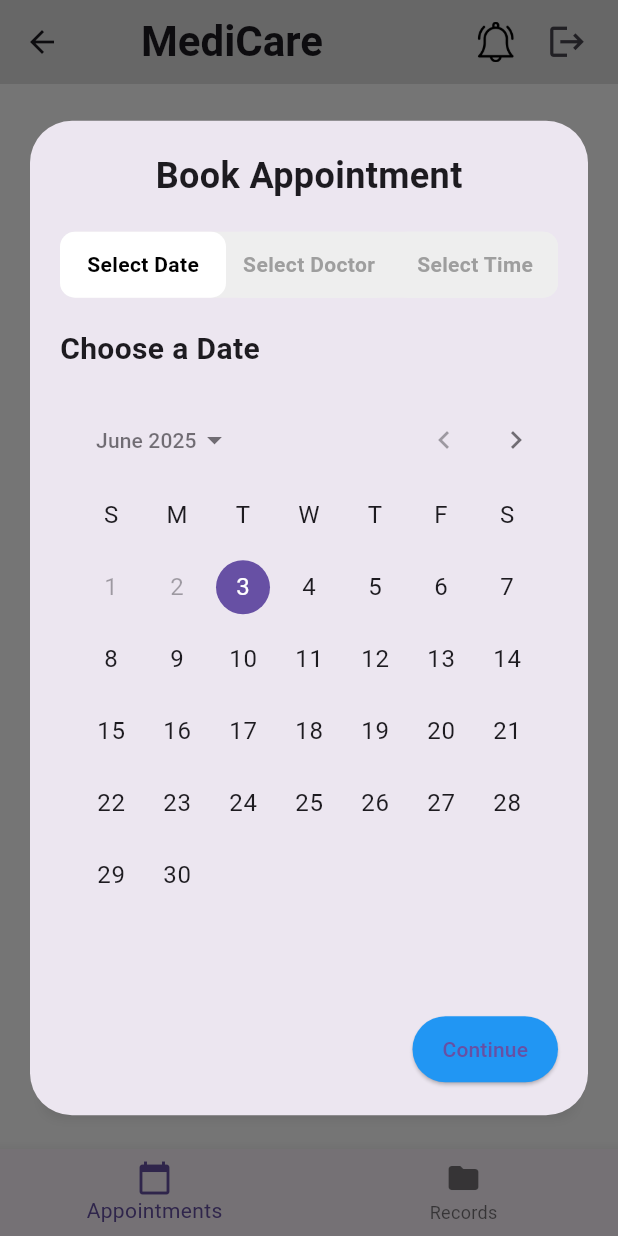
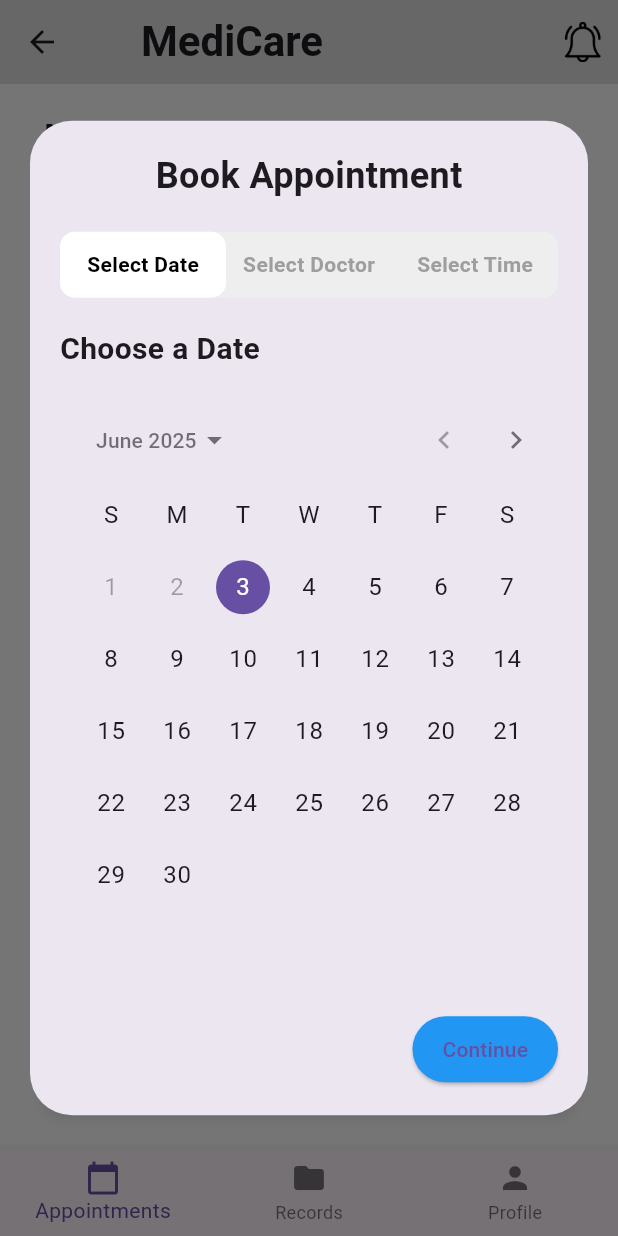
Before and after one commit to Amalramesan/medicare, a Flutter app: the HomePage screen opened by its route, after a tap on "Book Appointment", on a phone screen of 412 x 824 dp. Run offline on Flutter 3.47's test engine with Material 3 defaults, Android fonts, the phone set to English and light mode, and no system bars; our stand-ins replace file_picker, image_picker; Roboto replaces fonts that are missing (oswald).

```diff
--- a/lib/Common/Widgets/custom_text_field.dart
+++ b/lib/Common/Widgets/custom_text_field.dart
@@ -21,8 +21,8 @@ class CustomTextField extends StatelessWidget {
   @override
   Widget build(BuildContext context) {
     return Card(
-      color: Colors.grey[130],
-      elevation: 4,
+      color: Colors.grey[200],
+      elevation: 2,
       shape: RoundedRectangleBorder(borderRadius: BorderRadius.circular(10)),
       child: TextFormField(
         controller: controller,
--- a/lib/routes/app_routes.dart
+++ b/lib/routes/app_routes.dart
@@ -1,6 +1,6 @@
 import 'package:flutter/material.dart';
 import 'package:med_care/views/Appointment/appointment_page.dart';
-import 'package:med_care/views/Login/Views/login_view.dart';
+import 'package:med_care/views/Login/Viewss/login_view.dart';
 import 'package:med_care/views/Registration/View/registration.dart';
 import 'package:med_care/views/Splash_screen.dart';
 
--- a/lib/views/Appointment/appointment_page.dart
+++ b/lib/views/Appointment/appointment_page.dart
@@ -1,6 +1,7 @@
 import 'package:flutter/material.dart';
 import 'package:med_care/views/Appointment/appointment_widget.dart';
-import 'package:med_care/views/Login/Views/login_view.dart';
+import 'package:med_care/views/Login/Viewss/login_view.dart';
+import 'package:med_care/views/Profile/View/profile_view.dart';
 import 'package:med_care/views/records/record_page.dart';
 
 class HomePage extends StatefulWidget {
@@ -12,11 +13,13 @@ class HomePage extends StatefulWidget {
 
 class _HomePageState extends State<HomePage> {
   int _selectedIndex = 0;
-  final List<Widget> _pages = [HomeWidget(), RecordPage()];
+  final List<Widget> _pages = [HomeWidget(), RecordPage(), ProfileView()];
   void onItemtapped(int index) {
-    setState(() {
-      _selectedIndex = index;
-    });
+    if (index >= 0 && index < _pages.length) {
+      setState(() {
+        _selectedIndex = index;
+      });
+    }
   }
 
   @override
@@ -48,20 +51,6 @@ class _HomePageState extends State<HomePage> {
                     ),
                   ),
                 ),
-
-                // Logout Button
-                Padding(
-                  padding: const EdgeInsets.only(right: 10),
-                  child: IconButton(
-                    icon: const Icon(Icons.logout, size: 27),
-                    onPressed: () {
-                      Navigator.of(context).pushAndRemoveUntil(
-                        MaterialPageRoute(builder: (context) => LoginPage()),
-                        (route) => false, // Remove all previous routes
-                      );
-                    },
-                  ),
-                ),
               ],
             )
           : null,
@@ -75,6 +64,7 @@ class _HomePageState extends State<HomePage> {
             label: "Appointments",
           ),
           BottomNavigationBarItem(icon: Icon(Icons.folder), label: "Records"),
+          BottomNavigationBarItem(icon: Icon(Icons.person), label: "Profile"),
         ],
       ),
     );
--- a/lib/views/Appointment/appointment_widget.dart
+++ b/lib/views/Appointment/appointment_widget.dart
@@ -36,12 +36,19 @@ class _HomeWidgetState extends State<HomeWidget> {
 
   @override
   Widget build(BuildContext context) {
+    final screenWidth = MediaQuery.of(context).size.width;
+    final screenHeight = MediaQuery.of(context).size.height;
+
     return SingleChildScrollView(
       child: Column(
         children: [
+          // Greeting
           Container(
             alignment: Alignment.centerLeft,
-            padding: const EdgeInsets.only(left: 30, right: 30, top: 20),
+            padding: EdgeInsets.symmetric(
+              horizontal: screenWidth * 0.07,
+              vertical: screenHeight * 0.02,
+            ),
             child: Column(
               crossAxisAlignment: CrossAxisAlignment.start,
               children: [
@@ -49,20 +56,23 @@ class _HomeWidgetState extends State<HomeWidget> {
                   'Hello, User',
                   style: TextStyle(
                     fontFamily: 'oswald',
-                    fontSize: 30,
+                    fontSize: screenWidth * 0.07,
                     fontWeight: FontWeight.bold,
                   ),
                 ),
-                SizedBox(height: 8),
+                SizedBox(height: screenHeight * 0.008),
                 Text(
                   'How are you feeling today',
-                  style: TextStyle(fontSize: 18, color: Colors.grey[800]),
+                  style: TextStyle(
+                    fontSize: screenWidth * 0.045,
+                    color: Colors.grey[800],
+                  ),
                 ),
               ],
             ),
           ),
 
-          SizedBox(height: 30),
+          SizedBox(height: screenHeight * 0.03),
 
           // Appointment button
           GestureDetector(
@@ -72,11 +82,10 @@ class _HomeWidgetState extends State<HomeWidget> {
                 builder: (context) => const AppointmentDialog(),
               );
             },
-
             child: Container(
-              width: 350,
-              height: 150,
-              padding: EdgeInsets.all(25),
+              width: screenWidth * 0.9,
+              height: screenHeight * 0.2,
+              padding: EdgeInsets.all(screenWidth * 0.05),
               decoration: BoxDecoration(
                 color: Colors.grey[300],
                 borderRadius: BorderRadius.circular(10),
@@ -85,35 +94,42 @@ class _HomeWidgetState extends State<HomeWidget> {
                 children: [
                   Image.asset(
                     'assets/icons/appointment.png',
-                    height: 75,
-                    width: 175,
+                    height: screenHeight * 0.09,
+                    width: screenWidth * 0.5,
+                    fit: BoxFit.contain,
                   ),
-                  SizedBox(height: 5),
+                  SizedBox(height: screenHeight * 0.01),
                   Text(
                     "Book Appointment",
-                    style: TextStyle(fontWeight: FontWeight.w600),
+                    style: TextStyle(
+                      fontWeight: FontWeight.w600,
+                      fontSize: screenWidth * 0.045,
+                    ),
                   ),
                 ],
               ),
             ),
           ),
-          SizedBox(height: 20),
 
-          //upcomming appointments
+          SizedBox(height: screenHeight * 0.02),
+
+          // Upcoming Appointments title
           Padding(
-            padding: const EdgeInsets.all(8.0),
+            padding: EdgeInsets.symmetric(horizontal: screenWidth * 0.07),
             child: Row(
               children: [
-                Padding(
-                  padding: const EdgeInsets.only(left: 30),
-                  child: Text(
-                    "Upcommig Appointment",
-                    style: TextStyle(fontSize: 20, fontWeight: FontWeight.bold),
+                Text(
+                  "Upcoming Appointment",
+                  style: TextStyle(
+                    fontSize: screenWidth * 0.05,
+                    fontWeight: FontWeight.bold,
                   ),
                 ),
               ],
             ),
           ),
+
+          // List of Appointments
           Column(
             children: appointments.map((appointment) {
               return AppointmentList(
--- a/lib/views/Appointment/dialogs/appointments_dialogs.dart
+++ b/lib/views/Appointment/dialogs/appointments_dialogs.dart
@@ -1,7 +1,7 @@
 import 'package:flutter/material.dart';
-import 'dialog_date.dart'; // Your SelectDateStep widget
-import 'dialog_doctor.dart'; // The SelectDoctorStep you just fixed
-import 'dialog_timeslot.dart'; // Your SelectTimeStep widget (assumed)
+import 'dialog_date.dart';
+import 'dialog_doctor.dart';
+import 'dialog_timeslot.dart';
 
 class AppointmentDialog extends StatefulWidget {
   const AppointmentDialog({super.key});
@@ -52,11 +52,16 @@ class _AppointmentDialogState extends State<AppointmentDialog> {
 
   @override
   Widget build(BuildContext context) {
+    final screenHeight = MediaQuery.of(context).size.height;
+    final dialogHeight = screenHeight * 0.85;
+
     return Dialog(
       insetPadding: const EdgeInsets.all(20),
       child: Container(
         width: double.infinity,
+        constraints: BoxConstraints(maxHeight: dialogHeight),
         padding: const EdgeInsets.all(20),
+        child: SingleChildScrollView(
           child: Column(
             mainAxisSize: MainAxisSize.min,
             children: [
@@ -90,7 +95,7 @@ class _AppointmentDialogState extends State<AppointmentDialog> {
                   onDoctorSelected: (doctorName) =>
                       setState(() => selectedDoctor = doctorName),
                   onContinue: _nextStep,
-                onBack: _previousStep, // <-- pass _previousStep here
+                  onBack: _previousStep,
                 )
               else if (_currentStep == 2 &&
                   selectedDoctor != null &&
@@ -110,9 +115,7 @@ class _AppointmentDialogState extends State<AppointmentDialog> {
                         ),
                         actions: [
                           TextButton(
-                          onPressed: () => Navigator.of(
-                            context,
-                          ).popUntil((route) => route.isFirst),
+                            onPressed: () => Navigator.of(context).pop(),
                             child: const Text('Done'),
                           ),
                         ],
@@ -121,11 +124,14 @@ class _AppointmentDialogState extends State<AppointmentDialog> {
                   },
                 )
               else
-              // Fallback UI if date or doctor is missing on step 3
-              const Center(
+                const Padding(
+                  padding: EdgeInsets.all(12.0),
+                  child: Center(
                     child: Text("Please select a date and doctor first"),
                   ),
+                ),
             ],
+          ),
         ),
       ),
     );
--- a/pubspec.yaml
+++ b/pubspec.yaml
@@ -35,6 +35,7 @@ dependencies:
   # Use with the CupertinoIcons class for iOS style icons.
   cupertino_icons: ^1.0.8
   file_picker: ^10.1.9
+  image_picker: ^1.1.2
 
 dev_dependencies:
   flutter_test:
```
Also changed, not shown: lib/views/Appointment/dialogs/dialog_doctor.dart (+18 -8 lines), lib/views/Profile/View/profile_view.dart (added, +11 -0 lines), lib/views/Profile/Widget/profile_textfield.dart (added, +21 -0 lines), lib/views/Profile/Widget/profile_widget.dart (added, +181 -0 lines), lib/views/Registration/Widgets/registration_widget.dart (+4 -4 lines), pubspec.lock, 6 other files. Lines whose indentation alone changed are shown as unchanged.
